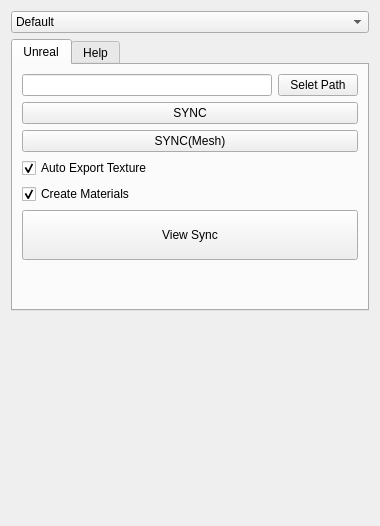
Old version of the form sp_sync_ui.ui in the repository yangskin/SPsync.
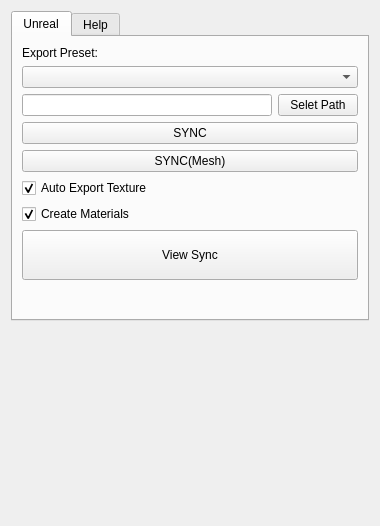
New version of the form.

Commit message: UI调整

Patch:
```diff
--- a/sp_sync_ui.ui
+++ b/sp_sync_ui.ui
@@ -72,6 +72,16 @@
        <string>Unreal</string>
       </attribute>
       <layout class="QVBoxLayout" name="verticalLayout_2">
+       <item>
+        <widget class="QLabel" name="label">
+         <property name="text">
+          <string>Export Preset:</string>
+         </property>
+        </widget>
+       </item>
+       <item>
+        <widget class="QComboBox" name="select_preset"/>
+       </item>
        <item>
         <layout class="QHBoxLayout" name="horizontalLayout">
          <property name="topMargin">
@@ -241,15 +251,6 @@
      <property name="topMargin">
       <number>0</number>
      </property>
-     <item>
-      <widget class="QComboBox" name="select_preset">
-       <item>
-        <property name="text">
-         <string>Default</string>
-        </property>
-       </item>
-      </widget>
-     </item>
     </layout>
    </item>
    <item row="2" column="0">
```
The commit also changes 2 other files.
